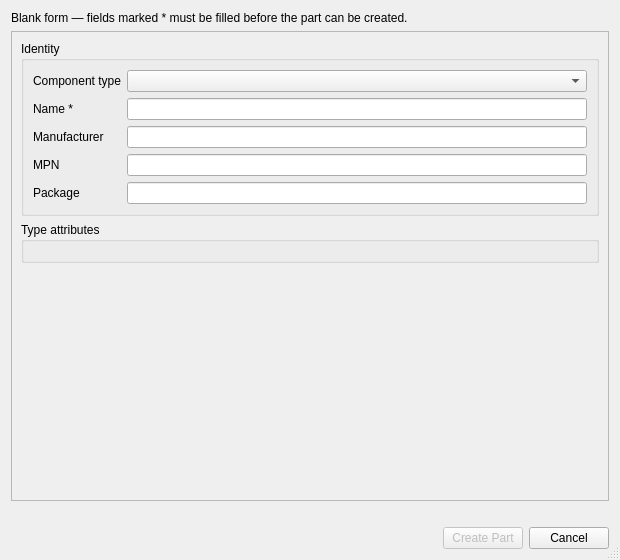
Old version of the form examples/PartManagerApp/src/ui/PartManager_NewPartDialog.ui in the repository KROIA/PartManager.
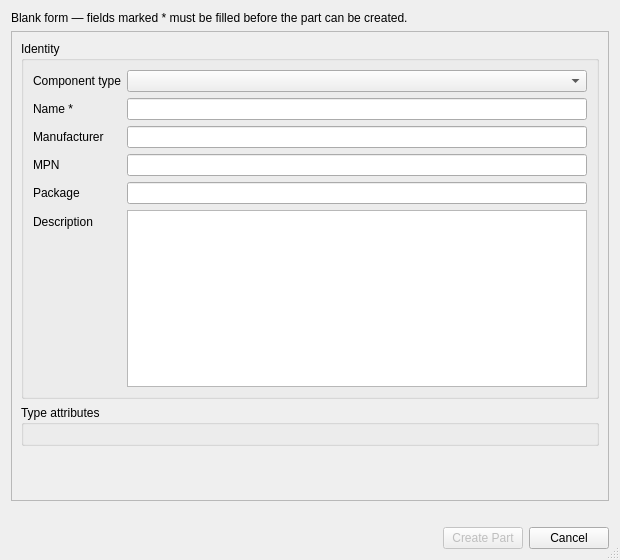
New version of the form.

Commit message: create parts from Mouser search results

Diff of the .ui file:
```diff
--- a/examples/PartManagerApp/src/ui/PartManager_NewPartDialog.ui
+++ b/examples/PartManagerApp/src/ui/PartManager_NewPartDialog.ui
@@ -98,6 +98,20 @@
           <item row="4" column="1">
            <widget class="QLineEdit" name="packageEdit"/>
           </item>
+          <item row="5" column="0">
+           <widget class="QLabel" name="descriptionLabel">
+            <property name="text">
+             <string>Description</string>
+            </property>
+           </widget>
+          </item>
+          <item row="5" column="1">
+           <widget class="QPlainTextEdit" name="descriptionEdit">
+            <property name="maximumHeight">
+             <number>72</number>
+            </property>
+           </widget>
+          </item>
          </layout>
         </widget>
        </item>
```
The commit also changes 14 other files.
